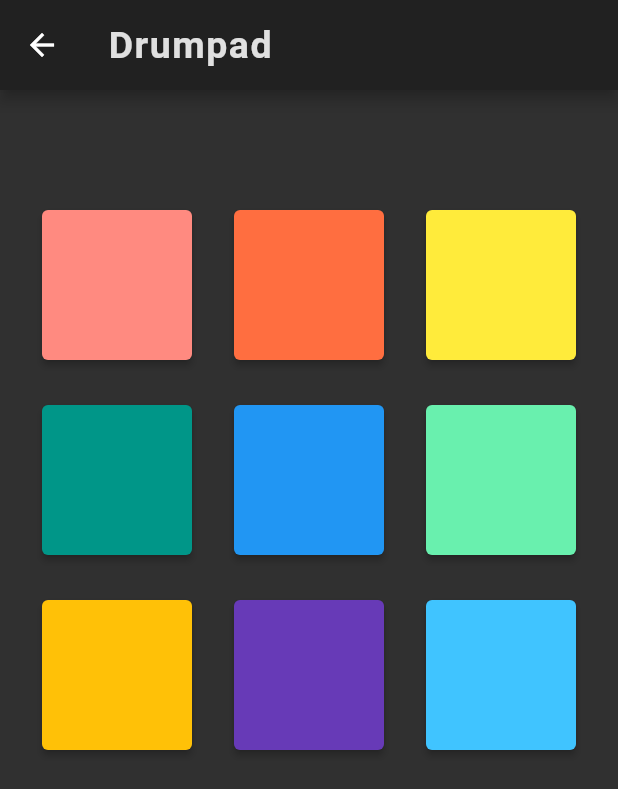
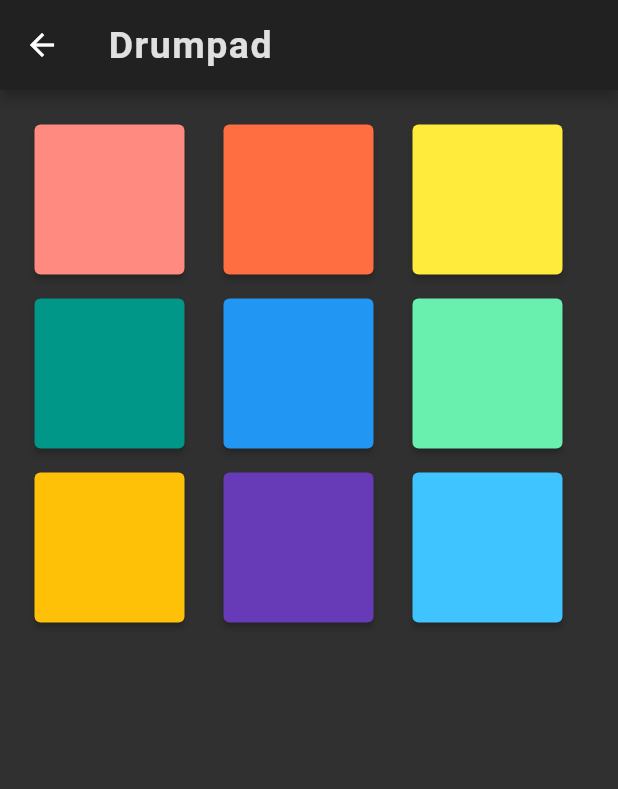
Before and after one commit to Sumukha210/beat, a Flutter app: the DrumPad screen opened directly, on a phone screen of 412 x 824 dp. Shown: the top 789 px of the screen. Run offline on Flutter 3.47's test engine with Material 2 defaults, Android fonts, the light colour scheme and no system bars; our stand-ins replace audioplayers.

Commit message:
adding wrap instead of row and colums

```diff
--- a/lib/drumPad.dart
+++ b/lib/drumPad.dart
@@ -10,7 +10,9 @@ class DrumPad extends StatelessWidget {
   }
 
   Widget playContainer({Color bgColor, int soundNumber}) {
-    return ElevatedButton(
+    return Padding(
+      padding: const EdgeInsets.all(8.0),
+      child: ElevatedButton(
           onPressed: () {
             this.playSound(soundNumber);
           },
@@ -18,7 +20,8 @@ class DrumPad extends StatelessWidget {
             primary: bgColor,
             padding: EdgeInsets.all(50),
           ),
-        child: null);
+          child: null),
+    );
   }
 
   @override
@@ -27,38 +30,22 @@ class DrumPad extends StatelessWidget {
         backgroundColor: Colors.grey[850],
         appBar: Components().navBar('Drumpad'),
         body: SingleChildScrollView(
-          child: Column(
-            children: <Widget>[
-              SizedBox(height: 80),
-              Row(
-                mainAxisAlignment: MainAxisAlignment.spaceEvenly,
+          child: Container(
+            margin: EdgeInsets.all(15),
+            child: Wrap(
+              spacing: 10,
               children: <Widget>[
                 playContainer(bgColor: Colors.redAccent[100], soundNumber: 1),
-                  playContainer(
-                      bgColor: Colors.deepOrangeAccent, soundNumber: 2),
+                playContainer(bgColor: Colors.deepOrangeAccent, soundNumber: 2),
                 playContainer(bgColor: Colors.yellow, soundNumber: 3),
-                ],
-              ),
-              SizedBox(height: 30),
-              Row(
-                mainAxisAlignment: MainAxisAlignment.spaceEvenly,
-                children: <Widget>[
                 playContainer(bgColor: Colors.teal, soundNumber: 4),
                 playContainer(bgColor: Colors.blue, soundNumber: 5),
                 playContainer(bgColor: Colors.greenAccent, soundNumber: 6),
+                playContainer(bgColor: Colors.amber, soundNumber: 7),
+                playContainer(bgColor: Colors.deepPurple, soundNumber: 10),
+                playContainer(bgColor: Colors.lightBlueAccent, soundNumber: 11),
               ],
             ),
-              SizedBox(height: 30),
-              Row(
-                mainAxisAlignment: MainAxisAlignment.spaceEvenly,
-                children: <Widget>[
-                  playContainer(bgColor: Colors.amber, soundNumber: 7),
-                  playContainer(bgColor: Colors.deepPurple, soundNumber: 10),
-                  playContainer(
-                      bgColor: Colors.lightBlueAccent, soundNumber: 11),
-                ],
-              ),
-            ],
           ),
         ));
   }
```
Lines whose indentation alone changed are shown as unchanged.
